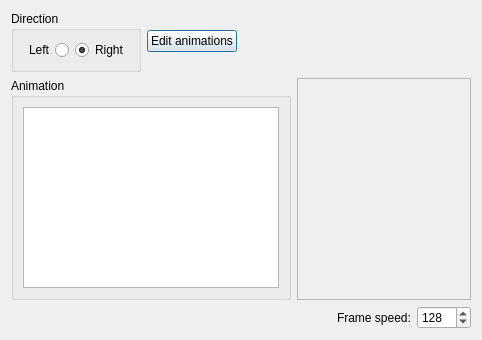
First picture: the form in PlayableCalibrator/animator/animator.ui, repository WohlSoft/Moondust-Project, before the edit.
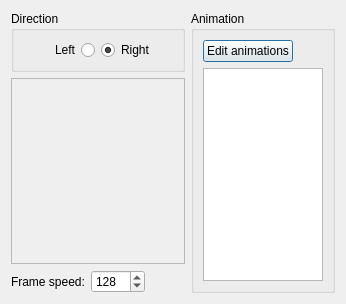
Second picture: the form after the edit. Icons and pictures are not drawn. Custom widgets are drawn as their Qt base class.

Commit message: Calibrator: Rearrange the animator window UI

What changed in the file:
```diff
--- a/PlayableCalibrator/animator/animator.ui
+++ b/PlayableCalibrator/animator/animator.ui
@@ -6,8 +6,8 @@
    <rect>
     <x>0</x>
     <y>0</y>
-    <width>482</width>
-    <height>340</height>
+    <width>346</width>
+    <height>304</height>
    </rect>
   </property>
   <property name="windowTitle">
@@ -17,36 +17,40 @@
    <iconset resource="../_resources/images.qrc">
     <normaloff>:/images/Icon16.png</normaloff>:/images/Icon16.png</iconset>
   </property>
-  <layout class="QGridLayout" name="gridLayout_3" rowstretch="0,0,0,0,0" columnstretch="0,1000,0">
-   <item row="2" column="0">
-    <widget class="QGroupBox" name="groupBox_2">
-     <property name="sizePolicy">
-      <sizepolicy hsizetype="Maximum" vsizetype="Preferred">
-       <horstretch>0</horstretch>
-       <verstretch>0</verstretch>
-      </sizepolicy>
-     </property>
+  <layout class="QGridLayout" name="gridLayout_3" rowstretch="0,1000,0,0" columnstretch="0,10010">
+   <item row="0" column="0">
+    <widget class="QGroupBox" name="groupBox">
      <property name="title">
-      <string>Animation</string>
+      <string>Direction</string>
      </property>
-     <layout class="QGridLayout" name="gridLayout_2">
-      <item row="0" column="0" colspan="2">
-       <widget class="QListWidget" name="animationsList">
-        <property name="sizePolicy">
-         <sizepolicy hsizetype="Maximum" vsizetype="Expanding">
-          <horstretch>0</horstretch>
-          <verstretch>0</verstretch>
-         </sizepolicy>
+     <layout class="QGridLayout" name="gridLayout">
+      <item row="0" column="0">
+       <widget class="QRadioButton" name="directLeft">
+        <property name="layoutDirection">
+         <enum>Qt::RightToLeft</enum>
         </property>
-        <property name="editTriggers">
-         <set>QAbstractItemView::NoEditTriggers</set>
+        <property name="text">
+         <string>Left</string>
+        </property>
+       </widget>
+      </item>
+      <item row="0" column="1">
+       <widget class="QRadioButton" name="directRight">
+        <property name="layoutDirection">
+         <enum>Qt::LeftToRight</enum>
+        </property>
+        <property name="text">
+         <string>Right</string>
+        </property>
+        <property name="checked">
+         <bool>true</bool>
         </property>
        </widget>
       </item>
      </layout>
     </widget>
    </item>
-   <item row="2" column="1">
+   <item row="1" column="0" rowspan="2">
     <widget class="FrameTuneScene" name="preview">
      <property name="sizePolicy">
       <sizepolicy hsizetype="Expanding" vsizetype="Preferred">
@@ -68,15 +72,15 @@
      </property>
     </widget>
    </item>
-   <item row="1" column="0" colspan="2">
-    <widget class="QFrame" name="frame">
+   <item row="3" column="0">
+    <widget class="QFrame" name="frame_2">
      <property name="frameShape">
       <enum>QFrame::NoFrame</enum>
      </property>
      <property name="frameShadow">
       <enum>QFrame::Raised</enum>
      </property>
-     <layout class="QGridLayout" name="gridLayout_4">
+     <layout class="QGridLayout" name="gridLayout_5">
       <property name="leftMargin">
        <number>0</number>
       </property>
@@ -89,47 +93,8 @@
       <property name="bottomMargin">
        <number>0</number>
       </property>
-      <item row="0" column="1">
-       <widget class="QPushButton" name="EditAnimationBtn">
-        <property name="text">
-         <string>Edit animations</string>
-        </property>
-       </widget>
-      </item>
-      <item row="0" column="0">
-       <widget class="QGroupBox" name="groupBox">
-        <property name="title">
-         <string>Direction</string>
-        </property>
-        <layout class="QGridLayout" name="gridLayout">
-         <item row="0" column="0">
-          <widget class="QRadioButton" name="directLeft">
-           <property name="layoutDirection">
-            <enum>Qt::RightToLeft</enum>
-           </property>
-           <property name="text">
-            <string>Left</string>
-           </property>
-          </widget>
-         </item>
-         <item row="0" column="1">
-          <widget class="QRadioButton" name="directRight">
-           <property name="layoutDirection">
-            <enum>Qt::LeftToRight</enum>
-           </property>
-           <property name="text">
-            <string>Right</string>
-           </property>
-           <property name="checked">
-            <bool>true</bool>
-           </property>
-          </widget>
-         </item>
-        </layout>
-       </widget>
-      </item>
-      <item row="0" column="2">
-       <spacer name="horizontalSpacer">
+      <item row="0" column="3">
+       <spacer name="horizontalSpacer_2">
         <property name="orientation">
          <enum>Qt::Horizontal</enum>
         </property>
@@ -141,38 +106,7 @@
         </property>
        </spacer>
       </item>
-     </layout>
-    </widget>
-   </item>
-   <item row="3" column="0" colspan="2">
-    <widget class="QFrame" name="frame_2">
-     <property name="frameShape">
-      <enum>QFrame::NoFrame</enum>
-     </property>
-     <property name="frameShadow">
-      <enum>QFrame::Raised</enum>
-     </property>
-     <layout class="QGridLayout" name="gridLayout_5">
-      <property name="leftMargin">
-       <number>0</number>
-      </property>
-      <property name="topMargin">
-       <number>0</number>
-      </property>
-      <property name="rightMargin">
-       <number>0</number>
-      </property>
-      <property name="bottomMargin">
-       <number>0</number>
-      </property>
       <item row="0" column="1">
-       <widget class="QLabel" name="label">
-        <property name="text">
-         <string>Frame speed:</string>
-        </property>
-       </widget>
-      </item>
-      <item row="0" column="2">
        <widget class="QSpinBox" name="FrameSpeed">
         <property name="minimum">
          <number>32</number>
@@ -186,7 +120,49 @@
        </widget>
       </item>
       <item row="0" column="0">
-       <spacer name="horizontalSpacer_2">
+       <widget class="QLabel" name="label">
+        <property name="text">
+         <string>Frame speed:</string>
+        </property>
+       </widget>
+      </item>
+     </layout>
+    </widget>
+   </item>
+   <item row="0" column="1" rowspan="4">
+    <widget class="QGroupBox" name="groupBox_2">
+     <property name="sizePolicy">
+      <sizepolicy hsizetype="Maximum" vsizetype="Preferred">
+       <horstretch>0</horstretch>
+       <verstretch>0</verstretch>
+      </sizepolicy>
+     </property>
+     <property name="title">
+      <string>Animation</string>
+     </property>
+     <layout class="QGridLayout" name="gridLayout_2">
+      <item row="1" column="0" colspan="2">
+       <widget class="QListWidget" name="animationsList">
+        <property name="sizePolicy">
+         <sizepolicy hsizetype="Maximum" vsizetype="Expanding">
+          <horstretch>0</horstretch>
+          <verstretch>0</verstretch>
+         </sizepolicy>
+        </property>
+        <property name="editTriggers">
+         <set>QAbstractItemView::NoEditTriggers</set>
+        </property>
+       </widget>
+      </item>
+      <item row="0" column="0">
+       <widget class="QPushButton" name="EditAnimationBtn">
+        <property name="text">
+         <string>Edit animations</string>
+        </property>
+       </widget>
+      </item>
+      <item row="0" column="1">
+       <spacer name="horizontalSpacer">
         <property name="orientation">
          <enum>Qt::Horizontal</enum>
         </property>
```
